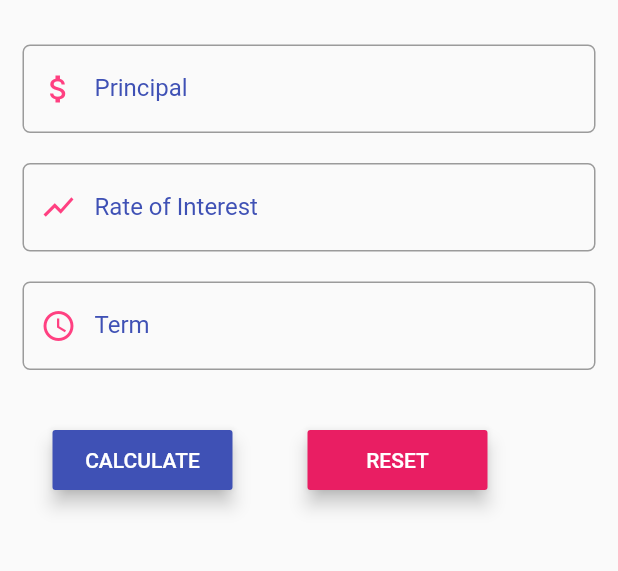
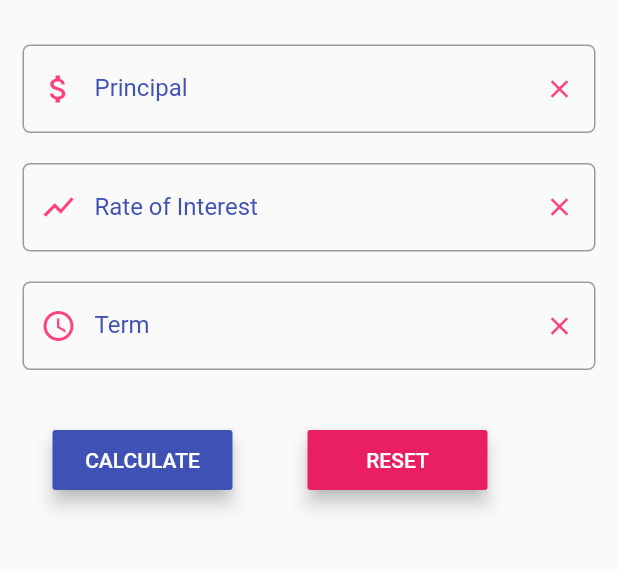
Before and after one commit to tarunvelagala/Simple-Interest-Calculator, a Flutter app: the screen it shows after launch, on a phone screen of 412 x 824 dp, the part 287-858 px from its top. Run offline on Flutter 3.47's test engine with Material 2 defaults, Android fonts, the phone set to English and light mode, and no system bars.

Commit message:
Added reset buttons

```diff
--- a/lib/homeScreen.dart
+++ b/lib/homeScreen.dart
@@ -61,6 +61,7 @@ class MyState extends State {
               },
               controller: _principalController,
               decoration: InputDecoration(
+                  suffixIcon: IconButton(icon: Icon(Icons.clear,color: Colors.pinkAccent,size: 20.0), onPressed: (){_principalController.clear();}),
                   labelText: "Principal",
                   labelStyle: TextStyle(color: Colors.indigo),
                   hintText: 'eg.12000',
@@ -88,6 +89,7 @@ class MyState extends State {
                     Icons.show_chart,
                     color: Colors.pinkAccent,
                   ),
+                  suffixIcon: IconButton(icon: Icon(Icons.clear,color: Colors.pinkAccent,size: 20.0,), onPressed: (){_roiController.clear();}),
                   border: OutlineInputBorder(
                       borderRadius: BorderRadius.circular(5.0))),
               keyboardType: TextInputType.numberWithOptions(decimal: true),
@@ -102,6 +104,7 @@ class MyState extends State {
               },
               controller: _termController,
               decoration: InputDecoration(
+                  suffixIcon: IconButton(icon: Icon(Icons.clear,color: Colors.pinkAccent,size: 20.0), onPressed: (){_termController.clear();}),
                   labelText: "Term",
                   labelStyle: TextStyle(color: Colors.indigo),
                   prefixIcon: const Icon(
```
Also changed, not shown: 3 other files.
